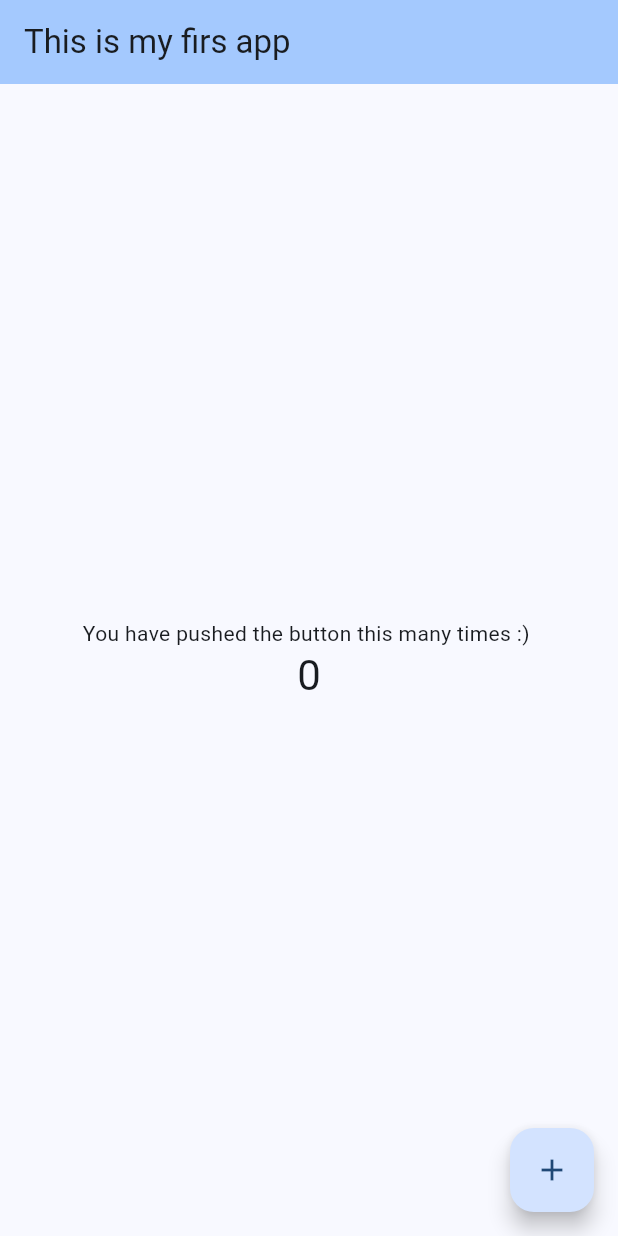
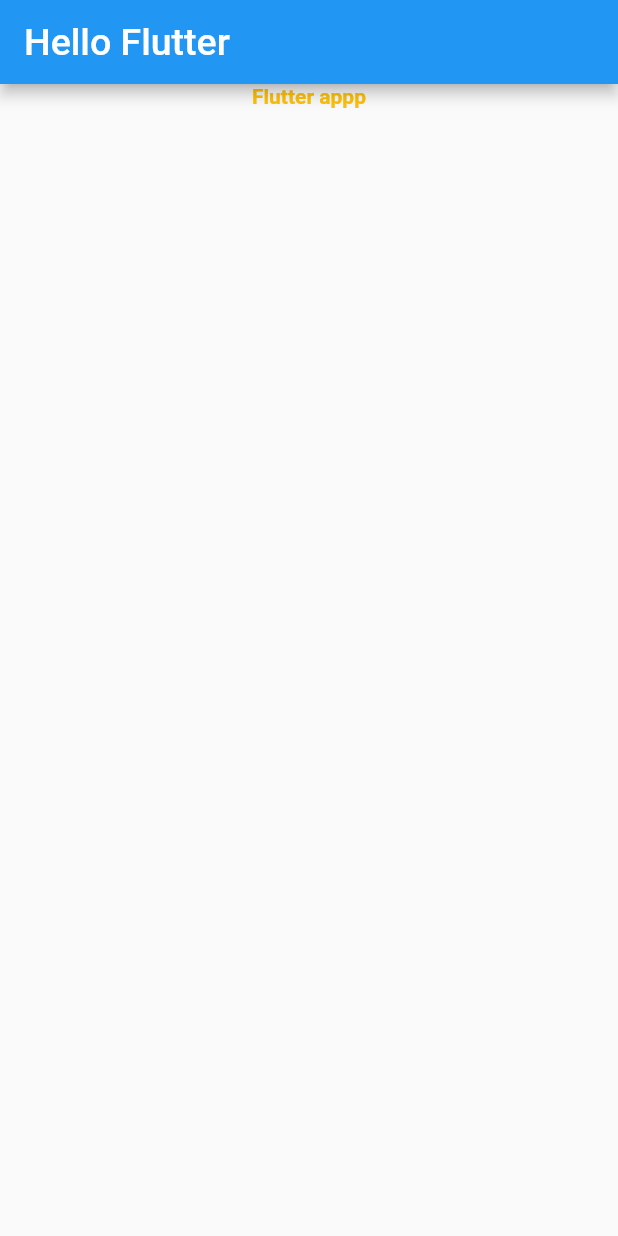
Before and after one commit to SHermukhammadjon/dart_basics, a Flutter app: the screen it shows after launch, on a phone screen of 412 x 824 dp. Run offline on Flutter 3.47's test engine with Material 2 defaults, Android fonts, the phone set to English and light mode, and no system bars.

Commit message:
I some write code in my firs app flutter project

```diff
--- a/first_app/lib/main.dart
+++ b/first_app/lib/main.dart
@@ -1,125 +1,47 @@
 import 'package:flutter/material.dart';
 
-void main() {
-  runApp(const MyApp());
+
+void main(List<String> args)
+{
+  runApp(MaterialApp(
+    debugShowCheckedModeBanner: false,
+
+    theme: ThemeData(primarySwatch:  Colors.blue),
+
+    home: Scaffold(
+        appBar: AppBar(
+          title: const Text(
+            "Hello Flutter",
+            selectionColor: Colors.blueAccent,
+            style: TextStyle(fontSize: 25.0, color: Colors.white))
+          ),
+
+
+        // floatingActionButton: FloatingActionButton(
+        //   onPressed : (){debugPrint("Button presed");},
+        //   backgroundColor: Colors.yellowAccent,
+
+        //   child: const Icon(Icons.apps, color: Colors.black, size: 40.0,)),
+        // floatingActionButtonLocation: FloatingActionButtonLocation.endFloat,
+
+
+        body: const Column(children: <Widget>
+          [
+            Text("Flutter appp", style: TextStyle(fontWeight: FontWeight.bold, color: Colors.amber)),
+
+            Row(
+              children: <Widget>[
+              //    Container(child: Column(
+              //     width : 200,
+              //     height : 200,
+              //     color : Colors.green,
+              //    ))
+              ]
+              )
+            // Container(width: 200, height: 200, color: Colors.greenAccent, )
+          ])
+
+
+
+    )));
 }
-
-class MyApp extends StatelessWidget {
-  const MyApp({super.key});
-
-  // This widget is the root of your application.
-  @override
-  Widget build(BuildContext context) {
-    return MaterialApp(
-      title: 'My Firs app',
-      theme: ThemeData(
-        // This is the theme of your application.
-        //
-        // TRY THIS: Try running your application with "flutter run". You'll see
-        // the application has a blue toolbar. Then, without quitting the app,
-        // try changing the seedColor in the colorScheme below to Colors.green
-        // and then invoke "hot reload" (save your changes or press the "hot
-        // reload" button in a Flutter-supported IDE, or press "r" if you used
-        // the command line to start the app).
-        //
-        // Notice that the counter didn't reset back to zero; the application
-        // state is not lost during the reload. To reset the state, use hot
-        // restart instead.
-        //
-        // This works for code too, not just values: Most code changes can be
-        // tested with just a hot reload.
-        colorScheme: ColorScheme.fromSeed(seedColor: const Color.fromARGB(255, 58, 116, 183)),
-        useMaterial3: true,
-      ),
-      home: const MyHomePage(title: 'This is my firs app'),
-    );
-  }
-}
-
-class MyHomePage extends StatefulWidget {
-  const MyHomePage({super.key, required this.title});
-
-  // This widget is the home page of your application. It is stateful, meaning
-  // that it has a State object (defined below) that contains fields that affect
-  // how it looks.
-
-  // This class is the configuration for the state. It holds the values (in this
-  // case the title) provided by the parent (in this case the App widget) and
-  // used by the build method of the State. Fields in a Widget subclass are
-  // always marked "final".
-
-  final String title;
-
-  @override
-  State<MyHomePage> createState() => _MyHomePageState();
-}
-
-class _MyHomePageState extends State<MyHomePage> {
-  int _counter = 0;
-
-  void _incrementCounter() {
-    setState(() {
-      // This call to setState tells the Flutter framework that something has
-      // changed in this State, which causes it to rerun the build method below
-      // so that the display can reflect the updated values. If we changed
-      // _counter without calling setState(), then the build method would not be
-      // called again, and so nothing would appear to happen.
-      _counter--;
-    });
-  }
-
-  @override
-  Widget build(BuildContext context) {
-    // This method is rerun every time setState is called, for instance as done
-    // by the _incrementCounter method above.
-    //
-    // The Flutter framework has been optimized to make rerunning build methods
-    // fast, so that you can just rebuild anything that needs updating rather
-    // than having to individually change instances of widgets.
-    return Scaffold(
-      appBar: AppBar(
-        // TRY THIS: Try changing the color here to a specific color (to
-        // Colors.amber, perhaps?) and trigger a hot reload to see the AppBar
-        // change color while the other colors stay the same.
-        backgroundColor: Theme.of(context).colorScheme.inversePrimary,
-        // Here we take the value from the MyHomePage object that was created by
-        // the App.build method, and use it to set our appbar title.
-        title: Text(widget.title),
-      ),
-      body: Center(
-        // Center is a layout widget. It takes a single child and positions it
-        // in the middle of the parent.
-        child: Column(
-          // Column is also a layout widget. It takes a list of children and
-          // arranges them vertically. By default, it sizes itself to fit its
-          // children horizontally, and tries to be as tall as its parent.
-          //
-          // Column has various properties to control how it sizes itself and
-          // how it positions its children. Here we use mainAxisAlignment to
-          // center the children vertically; the main axis here is the vertical
-          // axis because Columns are vertical (the cross axis would be
-          // horizontal).
-          //
-          // TRY THIS: Invoke "debug painting" (choose the "Toggle Debug Paint"
-          // action in the IDE, or press "p" in the console), to see the
-          // wireframe for each widget.
-          mainAxisAlignment: MainAxisAlignment.center,
-          children: <Widget>[
-            const Text(
-              'You have pushed the button this many times :) ',
-            ),
-            Text(
-              '$_counter',
-              style: Theme.of(context).textTheme.headlineMedium,
-            ),
-          ],
-        ),
-      ),
-      floatingActionButton: FloatingActionButton(
-        onPressed: _incrementCounter,
-        tooltip: 'Increment',
-        child: const Icon(Icons.add),
-      ), // This trailing comma makes auto-formatting nicer for build methods.
-    );
-  }
-}
```
Also changed, not shown: section2/index3.dart (added, +7 -0 lines), 1 other file.
